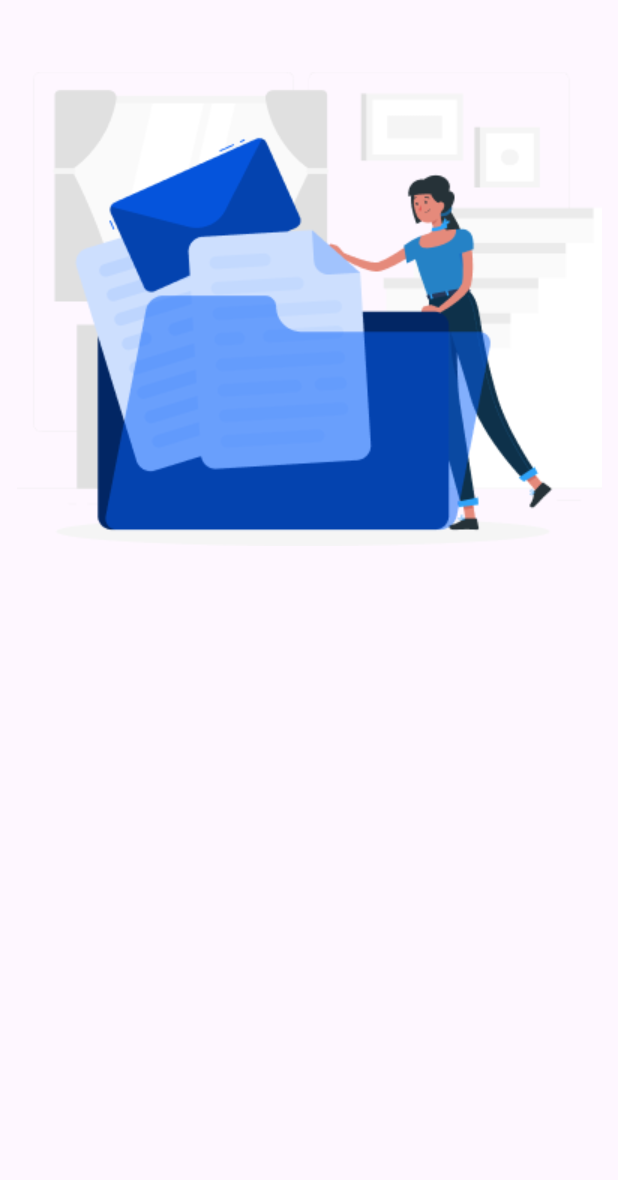
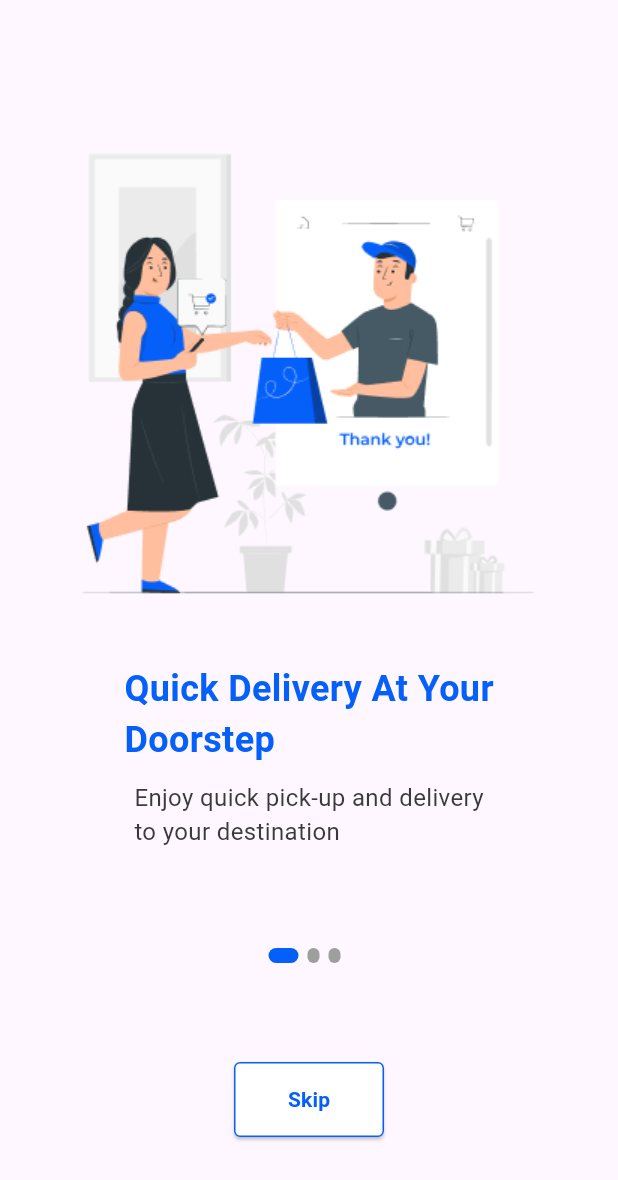
Before and after one commit to DenUP/OECH-APP, a Flutter app: the screen it shows after launch, on a phone screen of 412 x 824 dp. Shown: the top 1180 px of the screen. Run offline on Flutter 3.47's test engine with Material 3 defaults, Android fonts, the light colour scheme and no system bars; missing offline and left inert: dart:ffi.

Commit message:
add: Navigatior in onboard

```diff
--- /dev/null
+++ b/lib/pages/session_1/Domain/OnboardingContent.dart
@@ -0,0 +1,39 @@
+import 'package:flutter/material.dart';
+import 'package:oech/presentation/style/fontStyle.dart';
+
+class OnboardContent extends StatelessWidget {
+  const OnboardContent(
+      {super.key,
+      required this.ilustratin,
+      required this.title,
+      required this.text});
+
+  final String ilustratin, title, text;
+
+  @override
+  Widget build(BuildContext context) {
+    return Column(
+      children: [
+        Expanded(
+            child: AspectRatio(
+          aspectRatio: 1,
+          child: Image.asset(ilustratin),
+        )),
+        const SizedBox(
+          height: 15,
+        ),
+        Text(
+          title,
+          style: fontStyle.blueMain,
+        ),
+        const SizedBox(
+          height: 10,
+        ),
+        Text(
+          text,
+          style: fontStyle.description,
+        )
+      ],
+    );
+  }
+}
--- /dev/null
+++ b/lib/pages/session_1/Domain/animated.dart
@@ -0,0 +1,23 @@
+import 'package:flutter/material.dart';
+import 'package:oech/presentation/style/colors.dart';
+
+class AnimatedContent extends StatelessWidget {
+  const AnimatedContent({
+    super.key,
+    required this.isActive,
+  });
+
+  final bool isActive;
+
+  @override
+  Widget build(BuildContext context) {
+    return AnimatedContainer(
+      duration: const Duration(milliseconds: 350),
+      height: 10,
+      width: isActive ? 20 : 8,
+      decoration: BoxDecoration(
+          color: isActive ? colors.mainColor : Colors.grey,
+          borderRadius: BorderRadius.circular(400)),
+    );
+  }
+}
--- a/lib/pages/session_1/Domain/onboardData.dart
+++ /dev/null
@@ -1,17 +0,0 @@
-List<Map<String, dynamic>> OnboardData = [
-  {
-    'ilustration': 'assets/image/rafiki.png',
-    'title': 'dsadsadsadsa',
-    'text': 'sadsdsa'
-  },
-  {
-    'ilustration': 'assets/image/rafiki.png',
-    'title': '2222dsadsadsadsa',
-    'text': '22332sadsdsa'
-  },
-  {
-    'ilustration': 'assets/image/rafiki.png',
-    'title': '333dsadsadsadsa',
-    'text': '333sadsdsa'
-  },
-];
--- a/lib/pages/session_1/OnBoard.dart
+++ b/lib/pages/session_1/OnBoard.dart
@@ -1,25 +1,97 @@
 import 'package:flutter/material.dart';
-import 'package:oech/pages/session_1/Domain/onboardData.dart';
+import 'package:oech/pages/session_1/Domain/animated.dart';
+import 'package:oech/pages/session_1/Domain/onboardingContent.dart';
+import 'package:oech/presentation/style/colors.dart';
+import 'package:oech/presentation/style/fontStyle.dart';
 
-class OnboardingPage extends StatefulWidget {
-  const OnboardingPage({super.key});
+class OnBoarding extends StatefulWidget {
+  const OnBoarding({super.key});
 
   @override
-  State<OnboardingPage> createState() => _OnboardingPageState();
+  State<OnBoarding> createState() => _OnBoardingState();
 }
 
-class _OnboardingPageState extends State<OnboardingPage> {
-  @override
+class _OnBoardingState extends State<OnBoarding> {
+  int _itemCount = 0;
   Widget build(BuildContext context) {
     return Scaffold(
-      body: Column(
+      body: SafeArea(
+          child: Column(
         children: [
-          AspectRatio(
-            aspectRatio: 1,
-            child: Image.asset(OnboardData[0]['ilustration']),
-          )
+          Spacer(
+            flex: 1,
+          ),
+          SizedBox(
+            height: 500,
+            child: PageView.builder(
+              itemCount: OnboardDATA.length,
+              onPageChanged: (value) {
+                setState(() {
+                  _itemCount = value;
+                });
+              },
+              itemBuilder: (context, index) {
+                return OnboardContent(
+                  text: OnboardDATA[index]['text'],
+                  ilustratin: OnboardDATA[index]['ilustration'],
+                  title: OnboardDATA[index]['title'],
+                );
+              },
+            ),
+          ),
+          Spacer(),
+          Row(
+            mainAxisAlignment: MainAxisAlignment.center,
+            children: List.generate(
+                OnboardDATA.length,
+                (index) => Padding(
+                      padding: const EdgeInsets.only(right: 6),
+                      child: AnimatedContent(isActive: _itemCount == index),
+                    )),
+          ),
+          const Spacer(),
+          SizedBox(
+            width: 100,
+            height: 50,
+            child: ElevatedButton(
+              onPressed: () {
+                Navigator.pushNamed(context, '/profile');
+              },
+              child: Text(
+                'Skip',
+                style: fontStyle.btnTxt_Blue,
+              ),
+              style: ElevatedButton.styleFrom(
+                  shape: RoundedRectangleBorder(
+                    borderRadius: BorderRadius.circular(4),
+                    side: BorderSide(color: colors.mainColor, width: 1),
+                  ),
+                  backgroundColor: Colors.white),
+            ),
+          ),
+          Spacer()
         ],
-      ),
+      )),
     );
   }
 }
+
+List<Map<String, dynamic>> OnboardDATA = [
+  {
+    'ilustration': 'assets/image/Thank_you.png',
+    'title': 'Quick Delivery At Your\nDoorstep',
+    'text': 'Enjoy quick pick-up and delivery\nto your destination'
+  },
+  {
+    'ilustration': 'assets/image/rafiki.png',
+    'title': 'Flexible Payment',
+    'text':
+        'Different modes of payment either\nbefore and after delivery without\nstress '
+  },
+  {
+    'ilustration': 'assets/image/rafiki3.png',
+    'title': 'Real-time Tracking',
+    'text':
+        'Track your packages/items from the\ncomfort of your home till final destination'
+  },
+];
--- a/lib/pages/session_1/splash.dart
+++ b/lib/pages/session_1/splash.dart
@@ -2,7 +2,6 @@ import 'dart:async';
 
 import 'package:flutter/material.dart';
 import 'package:oech/pages/session_1/OnBoard.dart';
-import 'package:oech/pages/session_1/onboarding.dart';
 
 class Splash extends StatefulWidget {
   const Splash({super.key});
@@ -19,7 +18,7 @@ class _SplashState extends State<Splash> {
     Timer(
         const Duration(seconds: 1),
         () => Navigator.of(context).push(MaterialPageRoute(
-            builder: (BuildContext context) => const OnboardingPage())));
+            builder: (BuildContext context) => const OnBoarding())));
   }
 
   @override
--- a/lib/presentation/style/colors.dart
+++ b/lib/presentation/style/colors.dart
@@ -2,7 +2,7 @@ import 'dart:ui';
 
 abstract class colors {
   static const Color mainColor = Color.fromRGBO(5, 96, 250, 1);
-  static const name_label = Color.fromRGBO(58, 58, 58, 1);
-  static const FieldColors = Color.fromRGBO(167, 167, 167, 1);
-  static const RedErorr = Color.fromRGBO(237, 58, 58, 1);
+  static const Color name_label = Color.fromRGBO(58, 58, 58, 1);
+  static const Color FieldColors = Color.fromRGBO(167, 167, 167, 1);
+  static const Color RedErorr = Color.fromRGBO(237, 58, 58, 1);
 }
--- /dev/null
+++ b/lib/presentation/style/fontStyle.dart
@@ -0,0 +1,13 @@
+import 'dart:ffi';
+
+import 'package:flutter/material.dart';
+import 'package:oech/presentation/style/colors.dart';
+
+abstract class fontStyle {
+  static TextStyle blueMain = const TextStyle(
+      color: colors.mainColor, fontWeight: FontWeight.w700, fontSize: 24);
+  static TextStyle description = const TextStyle(
+      color: colors.name_label, fontWeight: FontWeight.w400, fontSize: 16);
+  static TextStyle btnTxt_Blue = const TextStyle(
+      color: colors.mainColor, fontWeight: FontWeight.w700, fontSize: 14);
+}
```
